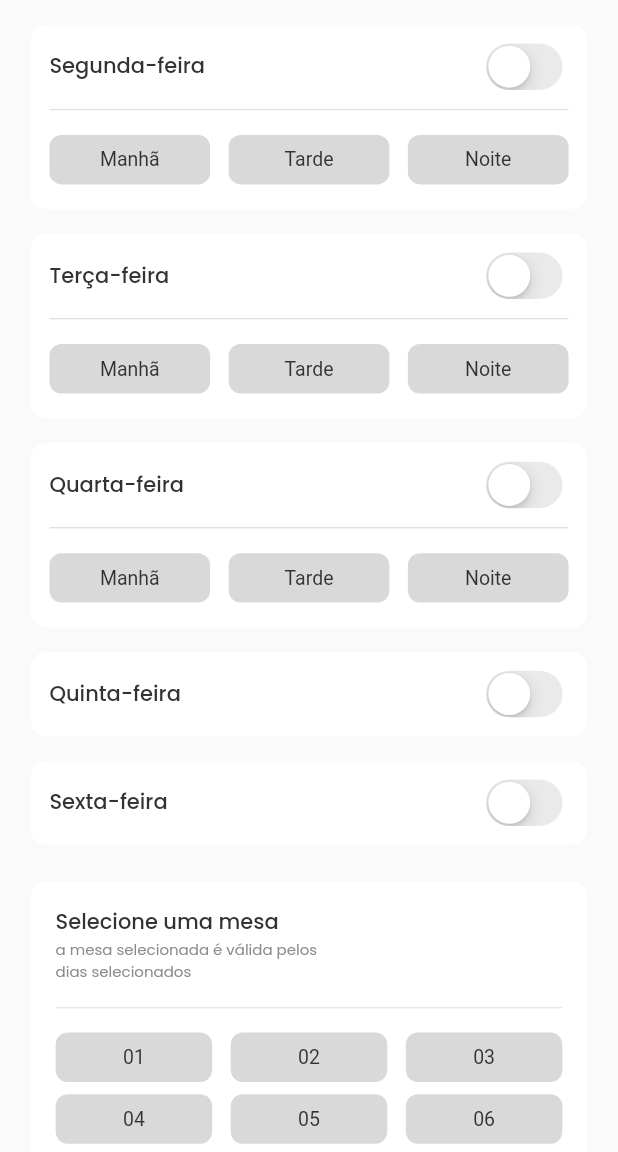
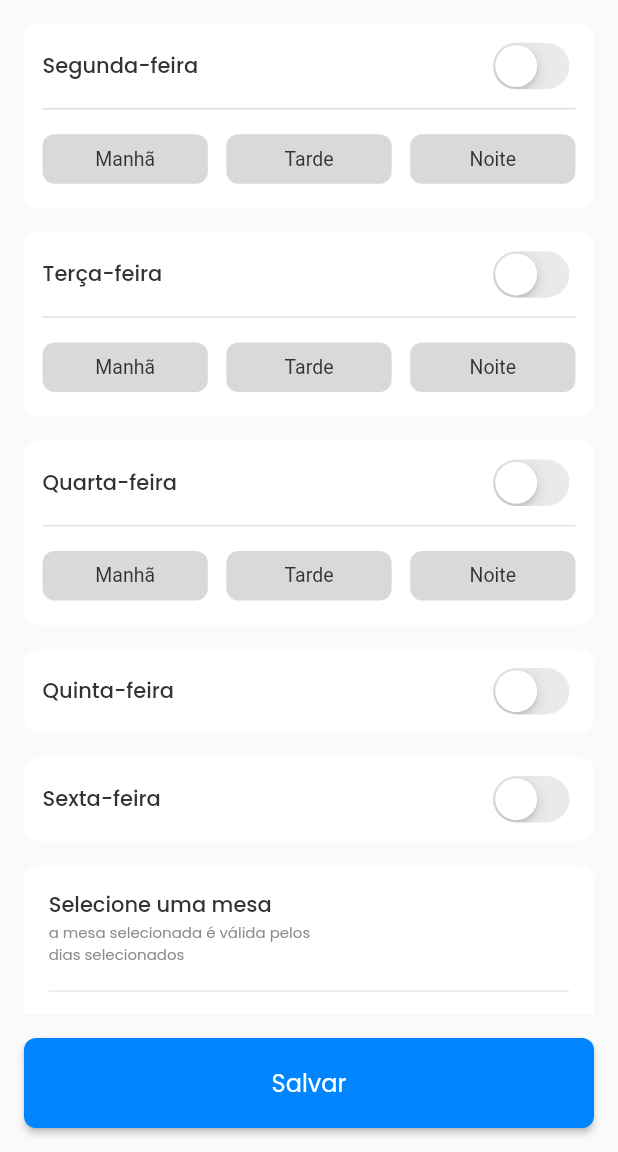
Before and after one commit to LAMPI-Oficial/Easy-Flow, a Flutter app: the AddHoraryPage screen opened by its route, after a tap on "Segunda-feira", after a tap on "Terça-feira", after a tap on "Quarta-feira", on a phone screen of 412 x 824 dp, the part 84-1236 px from its top. Run offline on Flutter 3.47's test engine with Material 2 defaults, Android fonts, the phone set to English and light mode, and no system bars; our stand-ins replace auto_size_text, brasil_fields, expandable_text, get, pin_code_fields, table_calendar; missing offline and left inert: form_builder_file_picker; accounts and stored records are empty; Roboto replaces fonts that are missing (Segoe UI).

Commit message:
Corrigido telas de horario

```diff
--- a/lib/layers/modules/forgot_password/pages/email_forgot_password_page.dart
+++ b/lib/layers/modules/forgot_password/pages/email_forgot_password_page.dart
@@ -32,7 +32,7 @@ class EmailForgotPasswordPage extends GetView<ForgotPasswordController> {
                       ),
                     ),
                     const SizedBox(
-                      height: 16,
+                      height: 24,
                     ),
                     TextFormField(
                       autofocus: true,
--- a/lib/layers/modules/horary/pages/add_horary_page.dart
+++ b/lib/layers/modules/horary/pages/add_horary_page.dart
@@ -9,9 +9,6 @@ class AddHoraryPage extends GetView<HoraryController> {
 
   @override
   Widget build(BuildContext context) {
-    final medHeight = MediaQuery.of(context).size.height;
-    final medWidth = MediaQuery.of(context).size.width;
-
     return LayoutBuilder(
       builder: (context, constraints) {
         return Scaffold(
@@ -19,14 +16,11 @@ class AddHoraryPage extends GetView<HoraryController> {
             title: const Text('Horário'),
           ),
           body: SafeArea(
-            child: SingleChildScrollView(
-              child: Center(
-                child: Padding(
-                  padding: EdgeInsets.symmetric(
-                    vertical: medHeight * .02,
-                    horizontal: medWidth * .05,
-                  ),
             child: Column(
+              children: [
+                Expanded(
+                  child: ListView(
+                    padding: const EdgeInsets.all(16),
                     children: [
                       AddDayWidget(
                         value: controller.selectedSeg,
@@ -34,16 +28,17 @@ class AddHoraryPage extends GetView<HoraryController> {
                         aux: 0,
                         title: "Segunda-feira",
                       ),
-                      Padding(
-                        padding: EdgeInsets.symmetric(
-                          vertical: medHeight * .02,
+                      const SizedBox(
+                        height: 16,
                       ),
-                        child: AddDayWidget(
+                      AddDayWidget(
                         value: controller.selectedTer,
                         selected: controller.turnTer,
                         aux: 1,
                         title: "Terça-feira",
                       ),
+                      const SizedBox(
+                        height: 16,
                       ),
                       AddDayWidget(
                         value: controller.selectedQua,
@@ -51,16 +46,17 @@ class AddHoraryPage extends GetView<HoraryController> {
                         aux: 2,
                         title: "Quarta-feira",
                       ),
-                      Padding(
-                        padding: EdgeInsets.symmetric(
-                          vertical: medHeight * .02,
+                      const SizedBox(
+                        height: 16,
                       ),
-                        child: AddDayWidget(
+                      AddDayWidget(
                         value: controller.selectedQui,
                         selected: controller.turnQui,
                         aux: 3,
                         title: "Quinta-feira",
                       ),
+                      const SizedBox(
+                        height: 16,
                       ),
                       AddDayWidget(
                         value: controller.selectedSex,
@@ -68,36 +64,29 @@ class AddHoraryPage extends GetView<HoraryController> {
                         aux: 4,
                         title: "Sexta-feira",
                       ),
-                      Padding(
-                        padding: EdgeInsets.symmetric(
-                          vertical: medHeight * .03,
+                      const SizedBox(
+                        height: 16,
                       ),
-                        child: ChooseTableWidget(
+                      ChooseTableWidget(
                         selected: controller.selectedTable,
                         title: "Selecione uma mesa",
                         subtitle:
                             "a mesa selecionada é válida pelos\ndias selecionados",
                       ),
+                    ],
                   ),
-                      SizedBox(
-                        height: medHeight * .06,
-                        width: medWidth,
+                ),
+                Container(
+                  width: double.infinity,
+                  margin: const EdgeInsets.all(16),
                   child: ElevatedButton(
                     onPressed: () {},
                     child: const Text(
-                            "Guardar",
-                            style: TextStyle(
-                              fontFamily: "Segoe UI",
-                              fontSize: 16,
-                              fontWeight: FontWeight.w600,
-                            ),
+                      "Salvar",
                     ),
                   ),
                 )
               ],
-                  ),
-                ),
-              ),
             ),
           ),
         );
```
Also changed, not shown: lib/layers/modules/horary/pages/horary_page.dart (+18 -19 lines). Lines whose indentation alone changed are shown as unchanged.
